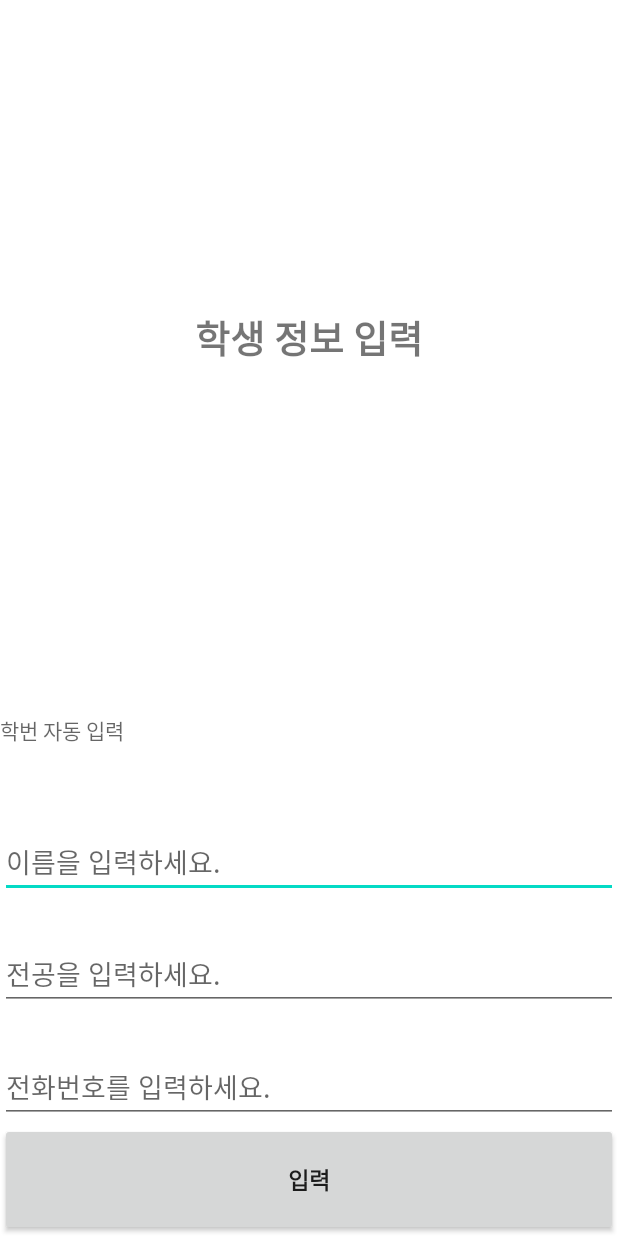
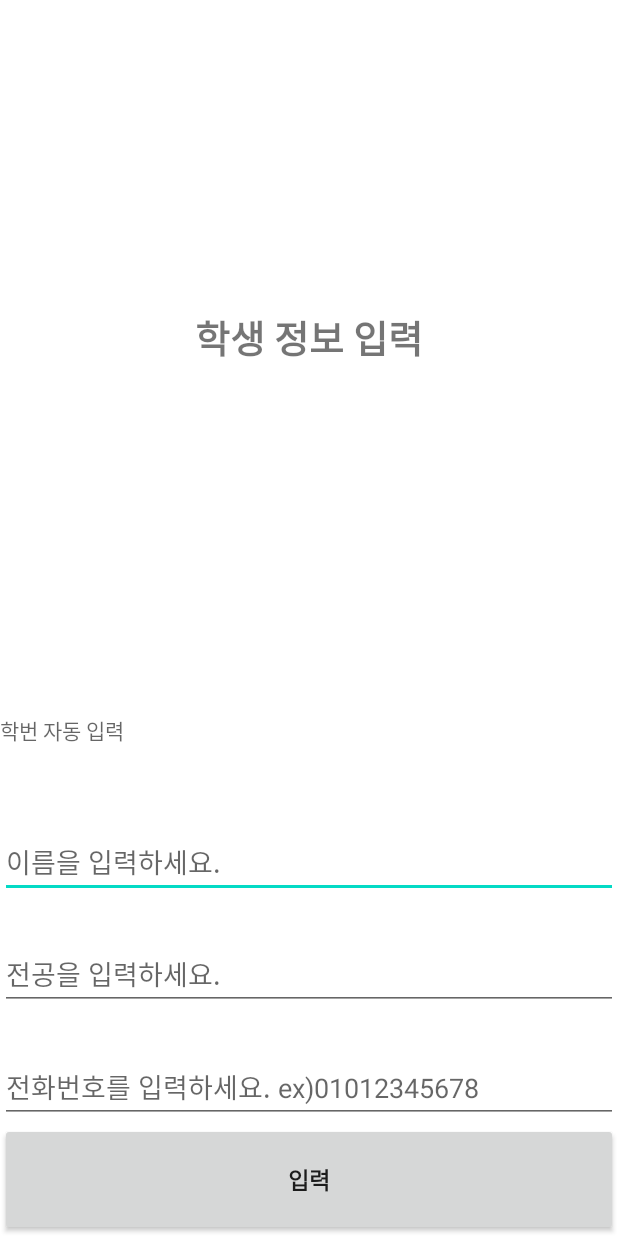
Before and after one commit to kyeongmipak/SQLite_2, an Android app: the InsertActivity screen opened directly, with no data from a screen before it, after a tap on "입력", on a phone screen of 412 x 824 dp. Run offline under Robolectric (Android 15) with nearby library versions, the phone set to English and light mode, and no system bars.

Commit message:
Edit modify

```diff
--- a/app/src/main/java/com/android/sqlite_2/InsertActivity.java
+++ b/app/src/main/java/com/android/sqlite_2/InsertActivity.java
@@ -9,6 +9,7 @@ import android.content.Intent;
 import android.database.sqlite.SQLiteDatabase;
 import android.graphics.Rect;
 import android.os.Bundle;
+import android.util.Log;
 import android.view.MotionEvent;
 import android.view.View;
 import android.view.inputmethod.InputMethodManager;
@@ -20,7 +21,6 @@ public class InsertActivity extends Activity {
     Button btn_Insert;
     EditText studentname_isnert, studentmajor_isnert, studenttel_insert;
     StudentInfo studentInfo;
-
     @Override
     protected void onCreate(Bundle savedInstanceState) {
         super.onCreate(savedInstanceState);
@@ -43,7 +43,9 @@ public class InsertActivity extends Activity {
 
                 if(name.length()==0|major.length()==0|tel.length()==0){
                     Toast.makeText(InsertActivity.this,"모든 정보를 입력해주세요.", Toast.LENGTH_SHORT).show();
-                }else {
+                }else if (tel.length() != 11){
+                    Toast.makeText(InsertActivity.this,"양식에 맞는 전화번호를 입력해주세요.", Toast.LENGTH_SHORT).show();
+                } else {
                     new AlertDialog.Builder(InsertActivity.this)
                             .setTitle("입력을 완료하시겠습니까?")
                             .setPositiveButton("확인", new DialogInterface.OnClickListener() {
--- a/app/src/main/java/com/android/sqlite_2/SelectActivity.java
+++ b/app/src/main/java/com/android/sqlite_2/SelectActivity.java
@@ -24,7 +24,6 @@ import android.widget.Toast;
 import java.util.ArrayList;
 
 public class SelectActivity extends Activity {
-    final private String TAG = "Select";
     private ArrayList<StudentBean> data = null;
     private StudentAdapter adapter = null;
     private ListView listView = null;
@@ -143,7 +142,7 @@ public class SelectActivity extends Activity {
                 int studentid = cursor.getInt(0);
                 String studentname = cursor.getString(1);
                 String studentmajor = cursor.getString(2);
-                String studenttel = cursor.getString(3);
+                String studenttel = "0"+cursor.getString(3);
 
                 // 불러온거를 stringBuffer에 담자!
                 //stringBuffer.append("studentid: " + studentid + "\nstudentname : " + studentname + "\nstudentmajor : " + studentmajor + "\nstudenttel : " + studenttel + "\n----------------------------------");
--- a/app/src/main/java/com/android/sqlite_2/UpdateActivity.java
+++ b/app/src/main/java/com/android/sqlite_2/UpdateActivity.java
@@ -72,6 +72,8 @@ public class UpdateActivity extends Activity {
 
                             if(name.length()==0|major.length()==0|tel.length()==0){
                                 Toast.makeText(UpdateActivity.this,"모든 정보를 입력해주세요.", Toast.LENGTH_SHORT).show();
+                            } else if (tel.length() != 11){
+                                Toast.makeText(UpdateActivity.this,"양식에 맞는 전화번호를 입력해주세요.", Toast.LENGTH_SHORT).show();
                             } else{
                                 try{
                                     DB = studentInfo.getWritableDatabase();
--- a/app/src/main/res/layout/activity_insert.xml
+++ b/app/src/main/res/layout/activity_insert.xml
@@ -31,6 +31,9 @@
         android:hint="이름을 입력하세요."
         android:gravity="bottom"
         android:singleLine="true"
+        android:inputType="text"
+        android:lines="1"
+        android:imeOptions="actionNext"
         />
     <EditText
         android:id="@+id/studemajor_insert"
@@ -40,16 +43,21 @@
         android:hint="전공을 입력하세요."
         android:gravity="bottom"
         android:singleLine="true"
+        android:inputType="text"
+        android:lines="1"
+        android:imeOptions="actionNext"
         />
     <EditText
         android:id="@+id/studenttel_insert"
         android:layout_width="match_parent"
         android:layout_height="0dp"
         android:layout_weight="1"
-        android:hint="전화번호를 입력하세요."
+        android:hint="전화번호를 입력하세요. ex)01012345678"
         android:gravity="bottom"
-        android:inputType="numberSigned"
+        android:inputType="number"
         android:singleLine="true"
+        android:lines="1"
+        android:imeOptions="actionDone"
         />
     <Button
         android:id="@+id/btn_insert"
--- a/app/src/main/res/layout/activity_update.xml
+++ b/app/src/main/res/layout/activity_update.xml
@@ -25,6 +25,7 @@
         android:hint="이름을 입력하세요."
         android:gravity="bottom"
         android:singleLine="true"
+        android:imeOptions="actionNext"
         />
 
     <EditText
@@ -35,6 +36,7 @@
         android:hint="전공을 입력하세요."
         android:gravity="bottom"
         android:singleLine="true"
+        android:imeOptions="actionNext"
         />
 
     <EditText
@@ -42,10 +44,11 @@
         android:layout_width="match_parent"
         android:layout_height="0dp"
         android:layout_weight="1"
-        android:hint="전화번호를 입력하세요."
+        android:hint="전화번호를 입력하세요. ex)01012345678"
         android:gravity="bottom"
         android:singleLine="true"
         android:inputType="numberSigned"
+        android:imeOptions="actionDone"
         />
 
     <Button
```
